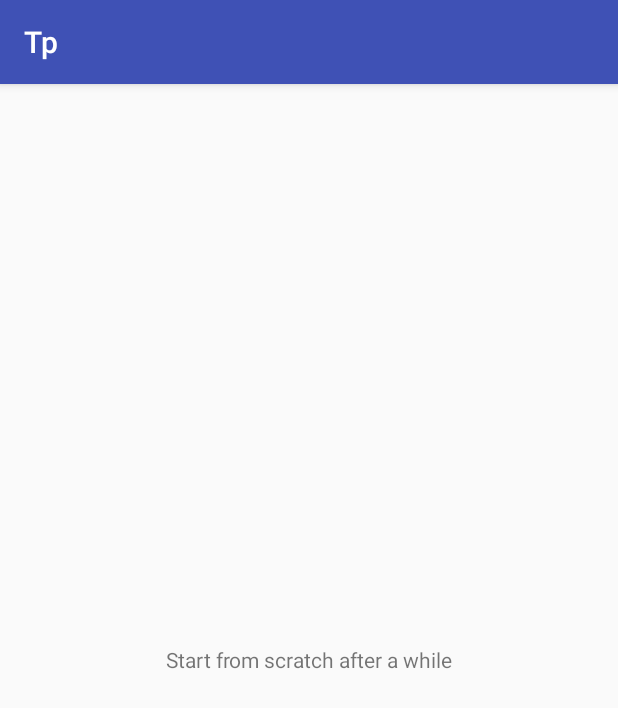
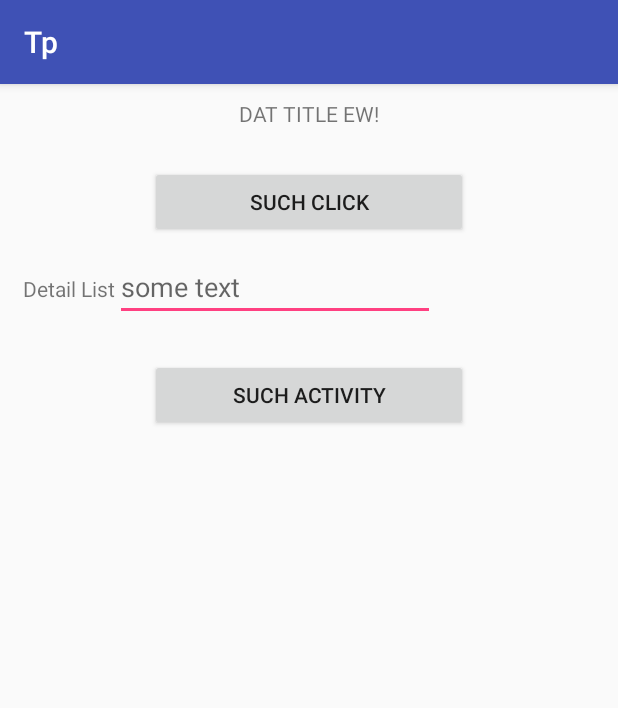
Before and after one commit to datgrog/TP_ANDROID, an Android app: the screen it shows after launch (MainActivity), on a phone screen of 412 x 824 dp. Shown: the top 708 px of the screen. Run offline under Robolectric (Android 15) with nearby library versions, the phone set to English and light mode, and no system bars.

```diff
--- a/app/build.gradle
+++ b/app/build.gradle
@@ -26,5 +26,6 @@ dependencies {
         exclude group: 'com.android.support', module: 'support-annotations'
     })
     compile 'com.android.support:appcompat-v7:24.2.1'
+    compile 'com.android.support:design:24.2.1'
     testCompile 'junit:junit:4.12'
 }
--- a/app/src/main/AndroidManifest.xml
+++ b/app/src/main/AndroidManifest.xml
@@ -15,6 +15,7 @@
                 <category android:name="android.intent.category.LAUNCHER" />
             </intent-filter>
         </activity>
+        <activity android:name=".DetailActivity"></activity>
     </application>
 
 </manifest>
--- a/app/src/main/java/fr/esiea/mobile/tp/MainActivity.java
+++ b/app/src/main/java/fr/esiea/mobile/tp/MainActivity.java
@@ -1,8 +1,17 @@
 package fr.esiea.mobile.tp;
 
+import android.content.Intent;
 import android.os.Bundle;
+import android.support.design.widget.Snackbar;
 import android.support.v7.app.AppCompatActivity;
+import android.util.Log;
+import android.view.View;
+import android.widget.Button;
+import android.widget.EditText;
 import android.widget.TextView;
+import android.widget.Toast;
+
+import static fr.esiea.mobile.tp.R.layout.activity_main;
 
 /**
  * Activity with words at center
@@ -10,13 +19,44 @@ import android.widget.TextView;
 public class MainActivity extends AppCompatActivity {
 
     private TextView myTextView;
+    private EditText myEditText;
+    private Button myButton;
+    private Button myButton1;
+    public  static Snackbar mySnackbar;
 
     @Override
     protected void onCreate(Bundle savedInstanceState) {
         super.onCreate(savedInstanceState);
-        setContentView(R.layout.activity_main);
+        setContentView(activity_main);
 
+        /* Request focus*/
+        findViewById(R.id.activity_main).requestFocus();
+
+        /* Link xml resources to var */
         this.myTextView = (TextView) findViewById(R.id.textView);
-        this.myTextView.setText("Start from scratch after a while");
+        this.myEditText = (EditText) findViewById(R.id.editText);
+        this.myButton = (Button) findViewById(R.id.button);
+        this.myButton1 = (Button) findViewById(R.id.button1);
+
+        this.myTextView.setText("DAT TITLE EW!");
+
+        myButton.setOnClickListener(new View.OnClickListener() {
+            @Override
+            public void onClick(View v) {
+                mySnackbar = Snackbar.make(findViewById(R.id.activity_main), "MUCH WOW ", Snackbar.LENGTH_SHORT);
+                mySnackbar.show();
+                Log.i("Button CLICK", "Detected");
+            }
+        });
+
+        myButton1.setOnClickListener(new View.OnClickListener() {
+            @Override
+            public void onClick(View v) {
+                Toast.makeText(getBaseContext(), "Grill Toast : " + myEditText.getText().toString(), Toast.LENGTH_LONG).show();
+                Intent nextActivity = new Intent(getApplicationContext(), DetailActivity.class);
+                startActivity(nextActivity);
+            }
+        });
+
     }
 }
--- a/app/src/main/res/layout/activity_main.xml
+++ b/app/src/main/res/layout/activity_main.xml
@@ -1,20 +1,73 @@
 <?xml version="1.0" encoding="utf-8"?>
-<RelativeLayout xmlns:android="http://schemas.android.com/apk/res/android"
+<android.support.design.widget.CoordinatorLayout xmlns:android="http://schemas.android.com/apk/res/android"
+    xmlns:app="http://schemas.android.com/apk/res-auto"
     xmlns:tools="http://schemas.android.com/tools"
     android:id="@+id/activity_main"
     android:layout_width="match_parent"
     android:layout_height="match_parent"
-    android:paddingBottom="@dimen/activity_vertical_margin"
-    android:paddingLeft="@dimen/activity_horizontal_margin"
-    android:paddingRight="@dimen/activity_horizontal_margin"
-    android:paddingTop="@dimen/activity_vertical_margin"
     tools:context="fr.esiea.mobile.tp.MainActivity">
 
-    <TextView
-        android:text="TextView"
-        android:layout_width="wrap_content"
-        android:layout_height="wrap_content"
-        android:id="@+id/textView"
-        android:layout_centerVertical="true"
-        android:layout_centerHorizontal="true" />
-</RelativeLayout>
+    <!-- Here are the existing layout elements, now wrapped in
+         a CoordinatorLayout -->
+    <LinearLayout
+        android:layout_width="match_parent"
+        android:layout_height="match_parent"
+        android:layout_marginTop="10dp"
+        android:orientation="vertical">
+
+        <!-- …Toolbar, other layouts, other elements… -->
+        <TextView
+            android:layout_width="match_parent"
+            android:layout_height="wrap_content"
+            android:gravity="center"
+            android:id="@+id/textView"/>
+
+        <Button
+            android:text="SUCH CLICK"
+            android:layout_width="match_parent"
+            android:layout_height="wrap_content"
+            android:id="@+id/button"
+            android:elevation="10dp"
+            android:gravity="center"
+            android:layout_marginTop="25dp"
+            android:layout_marginLeft="100dp"
+            android:layout_marginRight="100dp" />
+
+        <LinearLayout
+            android:orientation="horizontal"
+            android:layout_width="match_parent"
+            android:layout_height="wrap_content"
+            android:paddingTop="10dp"
+            android:paddingLeft="15dp">
+
+            <TextView
+                android:text="Detail List"
+                android:layout_width="wrap_content"
+                android:layout_height="wrap_content"
+                android:gravity="center"
+                android:id="@+id/textView1"/>
+
+            <EditText
+                android:layout_width="wrap_content"
+                android:layout_height="wrap_content"
+                android:inputType="textPersonName"
+                android:hint="some text"
+                android:ems="10"
+                android:id="@+id/editText"/>
+        </LinearLayout>
+
+        <Button
+            android:text="SUCH ACTIVITY"
+            android:layout_width="match_parent"
+            android:layout_height="wrap_content"
+            android:id="@+id/button1"
+            android:elevation="10dp"
+            android:gravity="center"
+            android:layout_marginTop="25dp"
+            android:layout_marginLeft="100dp"
+            android:layout_marginRight="100dp" />
+
+
+    </LinearLayout>
+
+</android.support.design.widget.CoordinatorLayout>
--- a/app/src/main/res/values/dimens.xml
+++ b/app/src/main/res/values/dimens.xml
@@ -2,4 +2,5 @@
     <!-- Default screen margins, per the Android Design guidelines. -->
     <dimen name="activity_horizontal_margin">16dp</dimen>
     <dimen name="activity_vertical_margin">16dp</dimen>
+    <dimen name="fab_margin">16dp</dimen>
 </resources>
--- a/app/src/main/res/values/strings.xml
+++ b/app/src/main/res/values/strings.xml
@@ -1,3 +1,4 @@
 <resources>
     <string name="app_name">Tp</string>
+    <string name="title_activity_detail">DetailActivity</string>
 </resources>
--- a/build.gradle
+++ b/build.gradle
@@ -5,7 +5,7 @@ buildscript {
         jcenter()
     }
     dependencies {
-        classpath 'com.android.tools.build:gradle:2.2.0'
+        classpath 'com.android.tools.build:gradle:2.2.1'
 
         // NOTE: Do not place your application dependencies here; they belong
         // in the individual module build.gradle files
```
Also changed, not shown: app/src/main/java/fr/esiea/mobile/tp/DetailActivity.java (added, +52 -0 lines), app/src/main/res/layout/activity_detail.xml (added, +50 -0 lines), app/src/main/res/values-v21/styles.xml (added, +9 -0 lines), app/src/main/res/values/styles.xml (+9 -0 lines).
